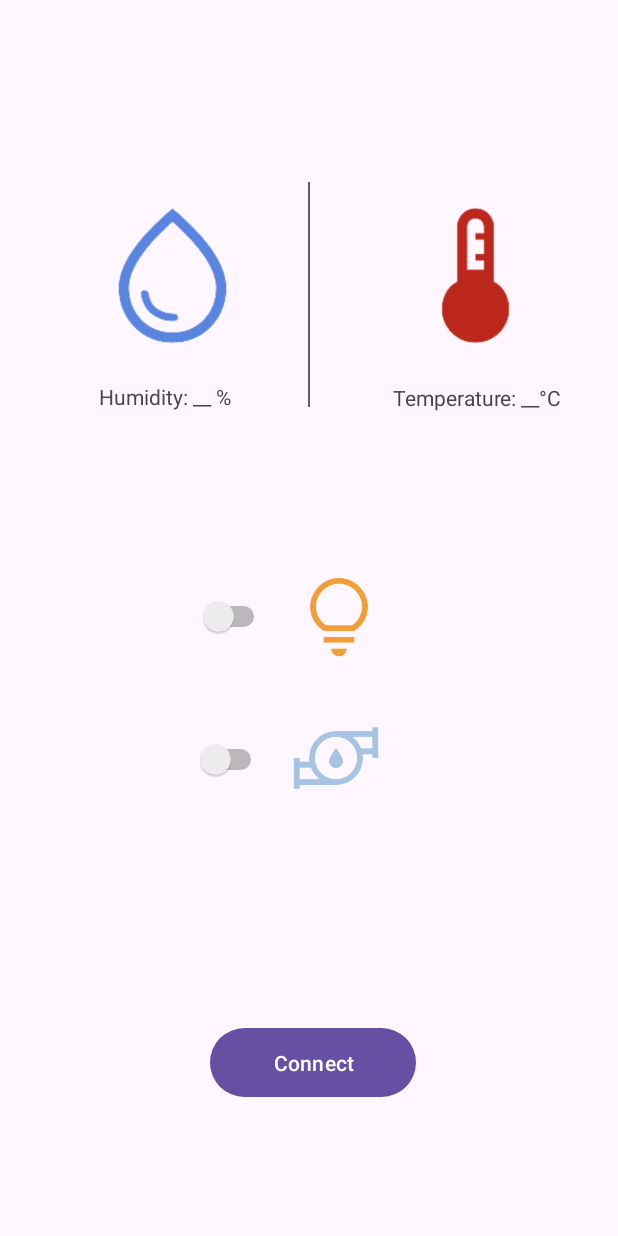
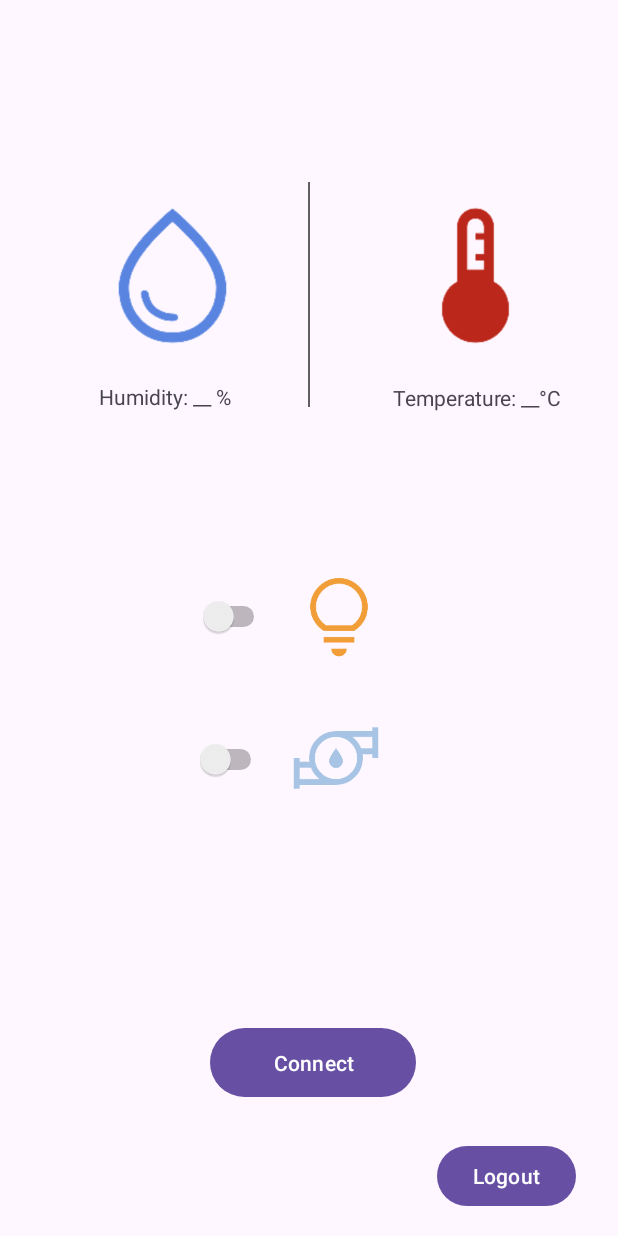
Before and after one commit to quang0805/ProjectIIApp, an Android app: the layout fragment_home.xml on its own in the app's theme, with its tools: preview values and no code run, on a phone screen of 412 x 824 dp. Run offline under Robolectric (Android 15) with nearby library versions, the phone set to English and light mode, and no system bars.

Commit message:
feat: logout

```diff
--- a/app/src/main/res/layout/fragment_home.xml
+++ b/app/src/main/res/layout/fragment_home.xml
@@ -128,4 +128,14 @@
         app:layout_constraintVertical_bias="0.62"
         tools:ignore="UseSwitchCompatOrMaterialXml" />
 
+    <Button
+        android:id="@+id/btnLogout"
+        android:layout_width="wrap_content"
+        android:layout_height="wrap_content"
+        android:layout_marginEnd="28dp"
+        android:layout_marginBottom="16dp"
+        android:text="Logout"
+        app:layout_constraintBottom_toBottomOf="parent"
+        app:layout_constraintEnd_toEndOf="parent" />
+
 </androidx.constraintlayout.widget.ConstraintLayout>
```
Also changed, not shown: app/src/main/java/com/example/projectiiapp/AuthViewModel.kt (+7 -2 lines), app/src/main/java/com/example/projectiiapp/fragments/HomeFragment.kt (+22 -58 lines), app/src/main/java/com/example/projectiiapp/fragments/LoginFragment.kt (+0 -39 lines), app/src/main/java/com/example/projectiiapp/fragments/SignUpFragment.kt (+0 -40 lines).
